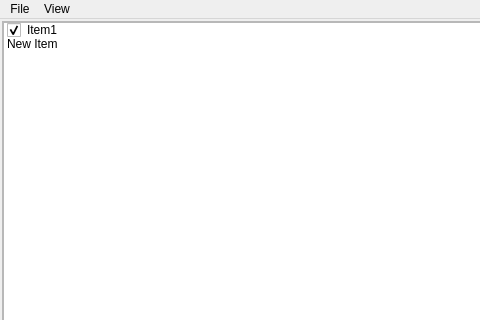
First picture: the form in mainwindow.ui, repository utamons/qplan, before the edit; both pictures show x 0 to 480 and y 0 to 320 of the 843 by 616 pixel window.
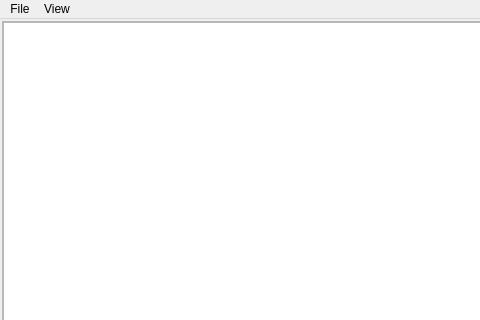
Second picture: the form after the edit.

Commit message: List view and model added.

```diff
--- a/mainwindow.ui
+++ b/mainwindow.ui
@@ -61,30 +61,7 @@
         <number>0</number>
        </property>
        <item>
-        <widget class="QListWidget" name="listWidget">
-         <property name="spacing">
-          <number>5</number>
-         </property>
-         <item>
-          <property name="text">
-           <string>Item1</string>
-          </property>
-          <property name="checkState">
-           <enum>Checked</enum>
-          </property>
-         </item>
-         <item>
-          <property name="text">
-           <string>New Item</string>
-          </property>
-          <property name="checkState">
-           <enum>Unchecked</enum>
-          </property>
-          <property name="flags">
-           <set>ItemIsSelectable|ItemIsEditable|ItemIsDragEnabled|ItemIsDropEnabled|ItemIsUserCheckable|ItemIsEnabled</set>
-          </property>
-         </item>
-        </widget>
+        <widget class="QListView" name="mainListView"/>
        </item>
       </layout>
      </widget>
```
The commit also changes 6 other files.
